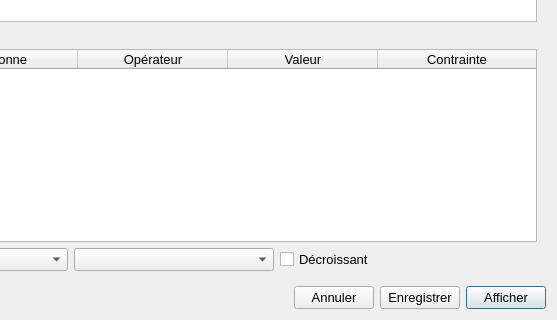
Qt form GUI/statistique.ui (samueldrouin/PyGuide) before a commit; both pictures show x 243 to 800 and y 270 to 590 of the 800 by 590 pixel window.
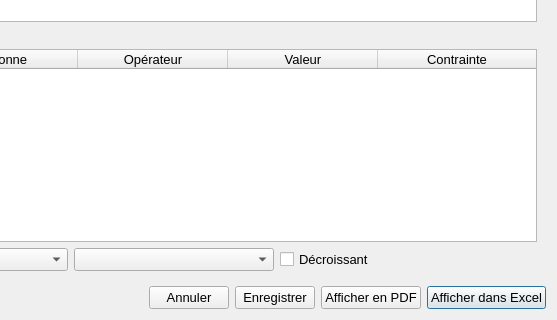
The same form after that commit.

Commit message: Ajout de l'affichage des statistiques sur un PDF

The edit to the form file:
```diff
--- a/GUI/statistique.ui
+++ b/GUI/statistique.ui
@@ -583,7 +583,17 @@
      <item>
       <widget class="QPushButton" name="btn_afficher">
        <property name="text">
-        <string>Afficher</string>
+        <string>Afficher en PDF</string>
+       </property>
+       <property name="autoDefault">
+        <bool>false</bool>
+       </property>
+      </widget>
+     </item>
+     <item>
+      <widget class="QPushButton" name="btn_affiche_excel">
+       <property name="text">
+        <string>Afficher dans Excel</string>
        </property>
        <property name="default">
         <bool>true</bool>
```
Left out of the diff: 2 changed lines with no effect on the pictures. The commit also changes 2 other files.
